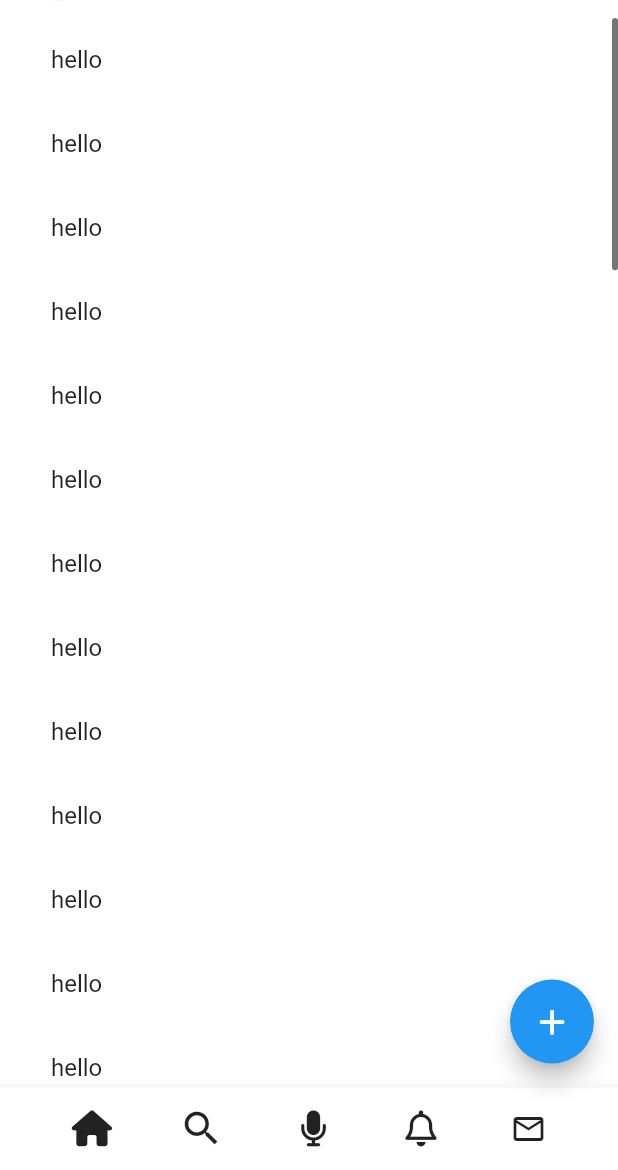
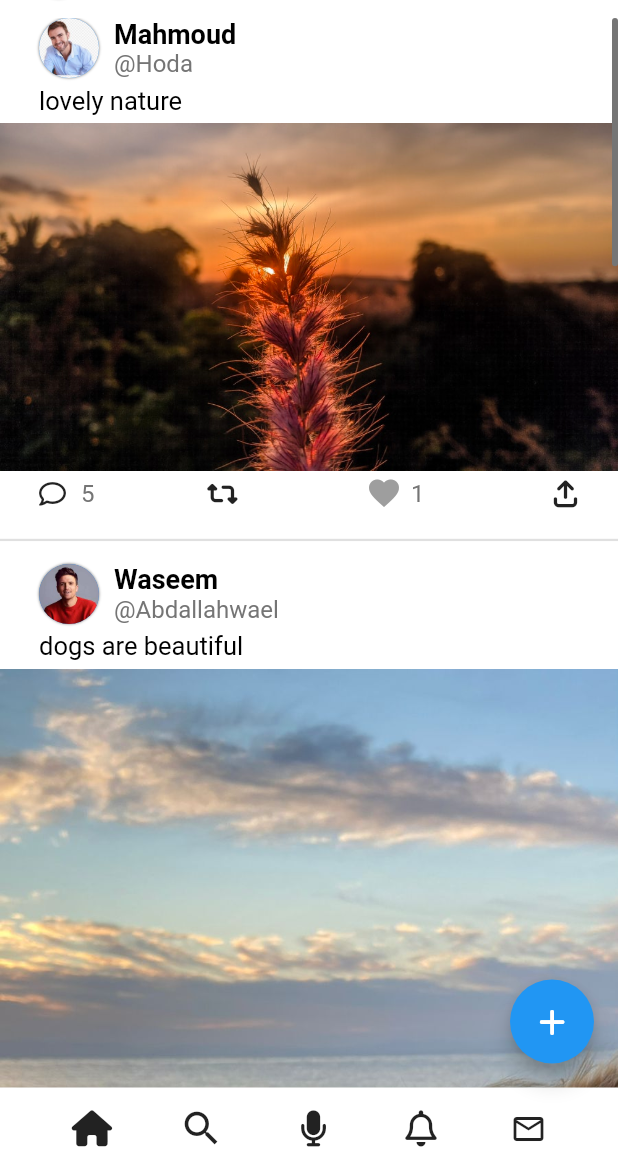
Before and after one commit to OmarNashat01/Cross-Platform-Twitter-Clone, a Flutter app: the TimelineScreen screen opened by its route, on a phone screen of 412 x 824 dp, the part 66-1236 px from its top. Run offline on Flutter 3.47's test engine with Material 2 defaults, Android fonts, the phone set to English and light mode, and no system bars; drawn by our look-alikes of like_button; our stand-ins replace email_validator, flutter_datetime_picker, flutter_svg, font_awesome_flutter; project files that could hold a hidden picture were left out.

Commit message:
timeline_phase2

```diff
--- a/lib/constants.dart
+++ b/lib/constants.dart
@@ -2,13 +2,8 @@ import 'package:flutter/material.dart';
 
 //profile pictures sizes
 const double timelineProfilePicSize=15;
-const double navigationDrawerProfilePicSize=27;
-//dummy profile pictures paths
-// const String myProfilePicturePath='assets/images/myProfilepic.jpeg';
-// const String mahmoudProfilePicturePath='assets/images/myProfilepic.jpeg';
-// const String zendayaProfilePicturePath='assets/images/myProfilepic.jpeg';
-// const String waseemProfilePicturePath='assets/images/myProfilepic.jpeg';
-// const String ziadProfilePicturePath='assets/images/myProfilepic.jpeg';
+const double navigationDrawerProfilePicSize=20;
+
 // asset paths
 const String kLogoPath = 'assets/icons/twitter_logo.svg';
 const String kGoogleLogoPath = 'assets/icons/google_logo.svg';
@@ -20,6 +15,10 @@ const String squareLogoPath='assets/images/square.png';
 // const Color kPrimaryColor = Color(0xFF1D9BF0);
 
 //textStyles
+const TextStyle tweetsTexts=TextStyle(
+    fontSize: 17,
+    color: Colors.black
+);
 const TextStyle boldName=TextStyle(
   fontSize: 18,
   fontWeight: FontWeight.bold,
--- /dev/null
+++ b/lib/dummy/tweets_list.dart
@@ -0,0 +1,29 @@
+
+import 'package:twitter/models/tweet_card_data.dart';
+import 'package:twitter/dummy/users_data.dart';
+class TweetsList
+{
+
+ static final List<TweetCardData>_tweetsList=
+    [
+      TweetCardData(name: UsersData.getOtherUsersData()[0].name, title: UsersData.getOtherUsersData()[0].title, profilePicture: UsersData.getOtherUsersData()[0].profilePicture, imageType: TweetImage.picture, existence: TextExistence.exist,text:'lovely nature' ,imageURL:'assets/tweets_images/nature.jpg' ),
+      TweetCardData(name: UsersData.getOtherUsersData()[2].name, title: UsersData.getOtherUsersData()[2].title, profilePicture: UsersData.getOtherUsersData()[2].profilePicture, imageType: TweetImage.picture, existence: TextExistence.exist,text:'dogs are beautiful' ,imageURL:'assets/tweets_images/dog.jpeg' ),
+      TweetCardData(name: UsersData.getOtherUsersData()[1].name, title: UsersData.getOtherUsersData()[1].title, profilePicture: UsersData.getOtherUsersData()[1].profilePicture, imageType: TweetImage.picture, existence: TextExistence.exist,text:"Don't try so hard to fit in, and certainly don't try so hard to be different just try hard to be you.I don't mind if people look at me like I'm crazy. I'm just being me." ,imageURL:'assets/tweets_images/zendatweet.jpg' ),
+      TweetCardData(name: UsersData.getOtherUsersData()[3].name, title: UsersData.getOtherUsersData()[3].title, profilePicture: UsersData.getOtherUsersData()[3].profilePicture, imageType: TweetImage.picture, existence: TextExistence.exist,text:"In nature, nothing is perfect and everything is perfect. Trees can be contorted, bent in weird ways, and they're still beautiful." "Those who contemplate the beauty of the earth find reserves of strength that will endure as long as life lasts." ,imageURL:'assets/tweets_images/heaven.jpg' ),
+      TweetCardData(name: UsersData.getOtherUsersData()[3].name, title: UsersData.getOtherUsersData()[3].title, profilePicture: UsersData.getOtherUsersData()[3].profilePicture, imageType: TweetImage.picture, existence: TextExistence.exist,text:'nice one' ,imageURL:'assets/images/waseem.jpg' ),
+
+    ];
+
+    static List<TweetCardData>getTweetsList()
+    {
+      return _tweetsList;
+    }
+    static int getTweetsNumbers()
+    {
+      return _tweetsList.length;
+    }
+    void addTweet(TweetCardData newTweet)
+    {
+      _tweetsList.add(newTweet);
+    }
+}
--- a/lib/dummy/users_data.dart
+++ b/lib/dummy/users_data.dart
@@ -29,7 +29,7 @@ class UsersData {
     ProfileData(
         name: 'Ziad',
         title: '@Ziko',
-        profilePicture: 'assets/images/ziad.jpeg',
+        profilePicture: 'assets/images/ziad.jpg',
         followersNumber: 1000,
         followingNumber: 100),
   ];
--- a/lib/main.dart
+++ b/lib/main.dart
@@ -42,7 +42,7 @@ class TwitterApp extends StatelessWidget {
           onSurface: Colors.black,
         ),
       ),
-      home: WelcomeScreen(),
+      home: TimelineScreen(),
       routes: routes,
     );
   }
--- /dev/null
+++ b/lib/models/tweet_card_data.dart
@@ -0,0 +1,45 @@
+
+
+enum TweetImage {
+ picture,
+ video,
+ nothing
+}
+enum TextExistence {
+ exist,
+ notExist
+}
+class TweetCardData
+{
+ TweetCardData({required this.name,required this.title,required this.profilePicture,this.imageURL,required this.imageType,this.text,required this.existence,this.nComments=5,this.nRetweets=0,this.nLove=1});
+ String name;
+ String title;
+ String profilePicture;
+ //------------------------------------------
+ String? text;
+ TextExistence existence;
+ //------------------------------------------
+ String? imageURL;
+ TweetImage imageType;
+ //------------------------------------------
+int nComments;
+int nRetweets;
+int nLove;
+bool isLiked=false;
+
+void reactLove()
+{
+ if(isLiked==false)
+  {
+   nLove++;
+   isLiked=true;
+  }
+ else
+  {
+   nLove--;
+   isLiked=false;
+  }
+
+}
+
+}
--- /dev/null
+++ b/lib/screens/timeline_screen/timeline_components/tweet_card.dart
@@ -0,0 +1,186 @@
+import 'package:flutter/material.dart';
+import 'package:font_awesome_flutter/font_awesome_flutter.dart';
+import 'package:like_button/like_button.dart';
+import 'package:provider/provider.dart';
+import 'package:twitter/dummy/tweets_list.dart';
+import 'package:twitter/dummy/users_data.dart';
+import 'package:twitter/constants.dart';
+import 'package:twitter/models/tweet_card_data.dart';
+import 'package:twitter/screens/timeline_screen/timeline_components/profile_picture.dart';
+
+//TweetCard class is the widget responsible for rendering the tweet card at the timeline and any needed place
+//the tweet need information to be rendered
+//this information will come from class which is TweetCardData
+class TweetCard extends StatelessWidget {
+  TweetCard({required this.index});
+  final int index;
+
+  @override
+
+  Widget build(BuildContext context) {
+    return Column(
+      children: [
+        Padding(
+          padding: const EdgeInsets.only(left: 26,right: 26),
+          child: Column(
+            crossAxisAlignment: CrossAxisAlignment.start,
+            children: [
+              Row(
+                children: [
+                  //--here is the profile picture of the one who tweeted
+                  ProfilePicture(
+                      profilePictureFunctionality: () {},
+                      profilePictureImage:
+                          TweetsList.getTweetsList()[index].profilePicture,
+                      profilePictureSize: navigationDrawerProfilePicSize),
+                  Padding(
+                    padding: const EdgeInsets.only(left: 10),
+                    child: Column(
+                      crossAxisAlignment: CrossAxisAlignment.start,
+                      children: [
+                        //here is the name and title of the one who tweeted
+                        Text(TweetsList.getTweetsList()[index].name,
+                            style: boldName),
+                        Text(TweetsList.getTweetsList()[index].title,
+                            style: titleName),
+                      ],
+                    ),
+                  ),
+                ],
+              ),
+
+              //--for decoration sized box
+              SizedBox(height: 5,),
+              //--here is the text of the tweet
+              TweetsList.getTweetsList()[index].existence == TextExistence.exist
+                  ? Row(
+                    children: [
+                      Expanded(
+                        child: Text(
+                            TweetsList.getTweetsList()[index].text!,
+                          softWrap: false,
+                          overflow: TextOverflow.ellipsis,
+                            //max lines of writing a tweet is 8 like in the main twitter
+                            maxLines: 8,
+                            style: tweetsTexts,
+                          ),
+                      ),
+                    ],
+                  )
+                  : const SizedBox.shrink(),
+            ],
+          ),
+        ),
+             //--for decoration sized box
+             SizedBox(height: 5,),
+        //--here is the image of the tweet
+        TweetsList.getTweetsList()[index].imageType == TweetImage.picture
+            ? Image.asset(
+                TweetsList.getTweetsList()[index].imageURL!,
+          fit: BoxFit.cover,
+          width: double.infinity,
+          alignment: Alignment.center,
+              )
+            : const SizedBox.shrink(),
+
+        //the row of icons for your reactions on the tweet
+        Padding(
+          padding: const EdgeInsets.only(left: 26,right: 26),
+          child: Row(
+            mainAxisAlignment: MainAxisAlignment.spaceBetween,
+            children: [
+              //comment button on tweet
+              GestureDetector(
+                onTap: ()
+                {
+
+                },
+                child: Row(
+                  children: [
+                    const Icon(
+                      FontAwesomeIcons.comment,
+                      size: 18,
+                    ),
+                    SizedBox(width: 10,),
+                    TweetsList.getTweetsList()[index].nComments>0?Text( TweetsList.getTweetsList()[index].nComments.toString(),style: titleName,):const SizedBox.shrink()
+                  ],
+                ),
+
+              ),
+              //retweet button on tweet
+              GestureDetector(
+                onTap: ()
+                {
+
+                },
+                child: Row(
+                  children: [
+                    const Icon(
+                      FontAwesomeIcons.retweet,
+                      size: 18,
+                    ),
+                    SizedBox(width: 10,),
+                    TweetsList.getTweetsList()[index].nRetweets>0?Text( TweetsList.getTweetsList()[index].nRetweets.toString(),style: titleName,):const SizedBox.shrink()
+                  ],
+                ),
+              ),
+
+              //--this is functionality of the love button on the tweets
+              Row(
+                children:[
+                   LikeButton(
+                    isLiked: TweetsList.getTweetsList()[index].isLiked,
+                     likeCount: TweetsList.getTweetsList()[index].nLove,
+                     likeBuilder: (isLiked)
+                     {
+                       final color=isLiked?Colors.red:Colors.grey.shade500;
+                       return(Icon(Icons.favorite,color:color));
+                     },
+                     countBuilder: (count,isLiked,text)
+                       {
+                         final color=isLiked?Colors.black:Colors.grey;
+                         return TweetsList.getTweetsList()[index].nLove>0?Text( text,style: titleName,):const SizedBox.shrink();
+
+                       },
+                     onTap: (isLiked)async
+                       {
+                         return !isLiked;
+                       },
+                  ),
+                  SizedBox(width: 10,),
+                ],
+              ),
+              //--share tweet
+              GestureDetector(
+                onTap: ()
+                {
+
+                },
+                child: const Icon(
+                  FontAwesomeIcons.arrowUpFromBracket,
+                  size: 18,
+                ),
+              ),
+
+              //-----------------------------------------------------------------
+
+            ],
+          ),
+        ),
+
+
+        //decoration of tweet at the bottom (divider)
+        const SizedBox(
+          height: 8,
+        ),
+        //decoration of tweet at the bottom (divider)
+        const Divider(
+          thickness: 1.5,
+        ),
+        const SizedBox(
+          height: 8,
+        ),
+      ],
+    );
+  }
+}
--- a/lib/screens/timeline_screen/timeline_screen.dart
+++ b/lib/screens/timeline_screen/timeline_screen.dart
@@ -1,87 +1,35 @@
 import 'package:flutter/material.dart';
 import 'package:flutter_svg/flutter_svg.dart';
+import 'package:provider/provider.dart';
 import 'package:twitter/constants.dart';
+import 'package:twitter/dummy/tweets_list.dart';
 import 'package:twitter/dummy/users_data.dart';
+import 'package:twitter/models/tweet_card_data.dart';
 import 'package:twitter/screens/timeline_screen/timeline_components/timeline_bottom_bar.dart';
+import 'package:twitter/screens/timeline_screen/timeline_components/tweet_card.dart';
 import 'timeline_components/profile_picture.dart';
 import 'package:font_awesome_flutter/font_awesome_flutter.dart';
 import 'timeline_components/navigation_drawer.dart';
+import 'package:twitter/models/tweet_card_data.dart';
 
 // ignore_for_file: prefer_const_constructors
 class TimelineScreen extends StatelessWidget {
   static const routeName = '/timeline-screen';
-  List<String> test = [
-    'hello',
-    'hello',
-    'hello',
-    'hello',
-    'hello',
-    'hello',
-    'hello',
-    'hello',
-    'hello',
-    'hello',
-    'hello',
-    'hello',
-    'hello',
-    'hello',
-    'hello',
-    'hello',
-    'hello',
-    'hello',
-    'hello',
-    'hello',
-    'hello',
-    'hello',
-    'hello',
-    'hello',
-    'hello',
-    'hello',
-    'hello',
-    'hello',
-    'hello',
-    'hello',
-    'hello',
-    'hello',
-    'hello',
-    'hello',
-    'hello',
-    'hello',
-    'hello',
-    'hello',
-    'hello',
-    'hello',
-    'hello',
-    'hello',
-    'hello',
-    'hello',
-    'hello',
-    'hello',
-    'hello',
-    'hello',
-    'hello',
-    'hello',
-    'hello',
-    'hello',
-    'hello',
-    'hello',
-  ];
+
   final controller = ScrollController();
   @override
   Widget build(BuildContext context) {
     return Scaffold(
       floatingActionButton: FloatingActionButton(
-        onPressed: ()
-        {
-
-        },
+        onPressed: () {},
         backgroundColor: Colors.blue,
         child: Icon(
           FontAwesomeIcons.plus,
           size: 20,
         ),
       ),
-      drawer: NavigationDrawer(), //to open profile content when user press the profile picture in the timeline appbar
+      drawer:
+          NavigationDrawer(), //to open profile content when user press the profile picture in the timeline appbar
       backgroundColor: Colors.white,
       //here i make twitter own app bar which appears and disappears depending on user scrolling
       body: SafeArea(
@@ -146,21 +94,17 @@ class TimelineScreen extends StatelessWidget {
             isAlwaysShown: true,
             child: ListView.builder(
               physics: const BouncingScrollPhysics(),
-              padding: EdgeInsets.symmetric(horizontal: 18),
               itemBuilder: (context, index) {
-                return ListTile(
-                  title: Text(test[index]),
-                );
+                return TweetCard(index: index);
               },
-              itemCount: test.length,
+              itemCount: TweetsList.getTweetsNumbers(),
             ),
           ),
         ),
       ),
       //------------------------------------------------------------------------
       //bottom appbar where each icon has its own function
-      bottomNavigationBar:
-      TimelineBottomBar(controller: controller),
+      bottomNavigationBar: TimelineBottomBar(controller: controller),
     );
   }
 }
--- a/pubspec.yaml
+++ b/pubspec.yaml
@@ -42,6 +42,7 @@ dependencies:
   email_validator: ^2.0.1
   flutter_datetime_picker: ^1.5.1
   intl: ^0.17.0
+  like_button: ^2.0.4
 
 dev_dependencies:
   flutter_test:
@@ -69,6 +70,7 @@ flutter:
   assets:
     - assets/icons/
     - assets/images/
+    - assets/tweets_images/
 
   # An image asset can refer to one or more resolution-specific "variants", see
   # https://flutter.dev/assets-and-images/#resolution-aware.
```
Also changed, not shown: assets/tweets_images/dog.jpeg (added), assets/tweets_images/heaven.jpg (added), assets/tweets_images/nature.jpg (added), assets/tweets_images/zendatweet.jpg (added), pubspec.lock.
